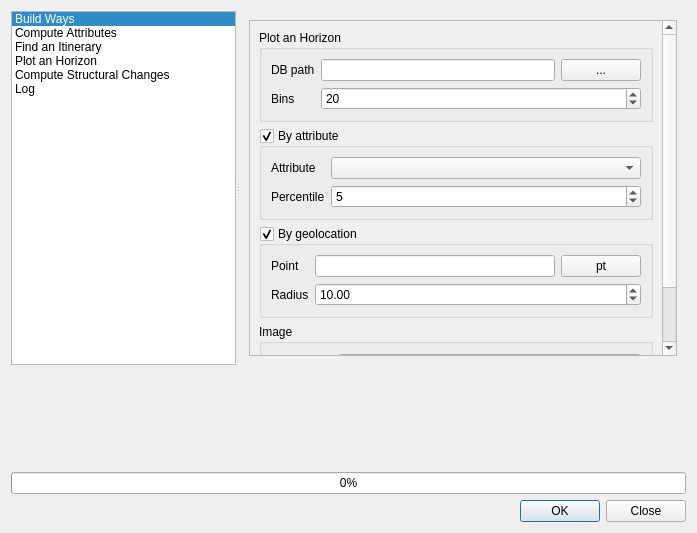
Before: the Qt Designer form src/morpheo/gui/ui/morpheo_dialog.ui in MorphoCity/morpheo-plugin, drawn with Qt 5.
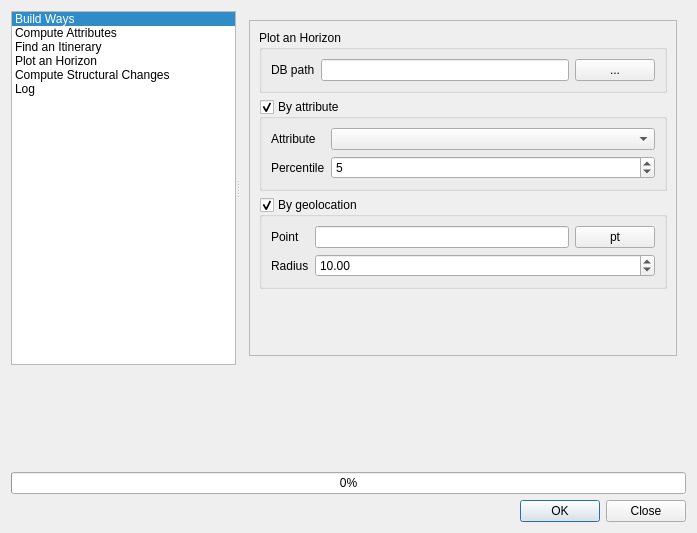
After: the same form once the commit is applied. The open tabs and pages were chosen to show the change.

Commit message: Display horizon in layer, remove histogram

```diff
--- a/src/morpheo/gui/ui/morpheo_dialog.ui
+++ b/src/morpheo/gui/ui/morpheo_dialog.ui
@@ -912,23 +912,6 @@
                     </property>
                    </widget>
                   </item>
-                  <item row="3" column="1">
-                   <widget class="QSpinBox" name="spxHorizonPlotBins">
-                    <property name="minimum">
-                     <number>2</number>
-                    </property>
-                    <property name="value">
-                     <number>20</number>
-                    </property>
-                   </widget>
-                  </item>
-                  <item row="3" column="0">
-                   <widget class="QLabel" name="lHorizonPlotBins">
-                    <property name="text">
-                     <string>Bins</string>
-                    </property>
-                   </widget>
-                  </item>
                  </layout>
                 </widget>
                </item>
@@ -1034,80 +1017,7 @@
                  </layout>
                 </widget>
                </item>
-               <item>
-                <widget class="QGroupBox" name="grpHorizonImage">
-                 <property name="sizePolicy">
-                  <sizepolicy hsizetype="Preferred" vsizetype="Maximum">
-                   <horstretch>0</horstretch>
-                   <verstretch>0</verstretch>
-                  </sizepolicy>
-                 </property>
-                 <property name="title">
-                  <string>Image</string>
-                 </property>
-                 <layout class="QGridLayout" name="gridLayout_13">
-                  <item row="0" column="0">
-                   <widget class="QLabel" name="lHorizonPlotWidth">
-                    <property name="text">
-                     <string>Width img.</string>
-                    </property>
-                   </widget>
-                  </item>
-                  <item row="0" column="1">
-                   <widget class="QSpinBox" name="spxHorizonPlotWidth">
-                    <property name="sizePolicy">
-                     <sizepolicy hsizetype="Expanding" vsizetype="Fixed">
-                      <horstretch>0</horstretch>
-                      <verstretch>0</verstretch>
-                     </sizepolicy>
-                    </property>
-                    <property name="minimum">
-                     <number>10</number>
-                    </property>
-                    <property name="maximum">
-                     <number>2000</number>
-                    </property>
-                    <property name="singleStep">
-                     <number>10</number>
-                    </property>
-                    <property name="value">
-                     <number>400</number>
-                    </property>
-                   </widget>
-                  </item>
-                  <item row="1" column="1">
-                   <widget class="QSpinBox" name="spxHorizonPlotHeight">
-                    <property name="sizePolicy">
-                     <sizepolicy hsizetype="Expanding" vsizetype="Fixed">
-                      <horstretch>0</horstretch>
-                      <verstretch>0</verstretch>
-                     </sizepolicy>
-                    </property>
-                    <property name="minimum">
-                     <number>10</number>
-                    </property>
-                    <property name="maximum">
-                     <number>2000</number>
-                    </property>
-                    <property name="singleStep">
-                     <number>10</number>
-                    </property>
-                    <property name="value">
-                     <number>300</number>
-                    </property>
-                   </widget>
-                  </item>
-                  <item row="1" column="0">
-                   <widget class="QLabel" name="lHorizonPlotHeight">
-                    <property name="text">
-                     <string>Height img.</string>
-                    </property>
-                   </widget>
-                  </item>
-                 </layout>
-                </widget>
-               </item>
-              </layout>
+             </layout>
              </widget>
             </widget>
            </item>
```
Left out of the diff: 3 changed lines with no effect on the pictures. The commit also changes 7 other files.
